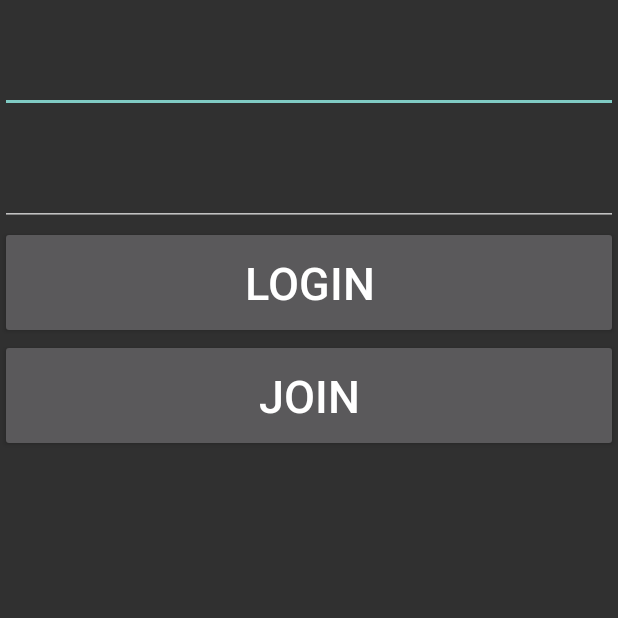
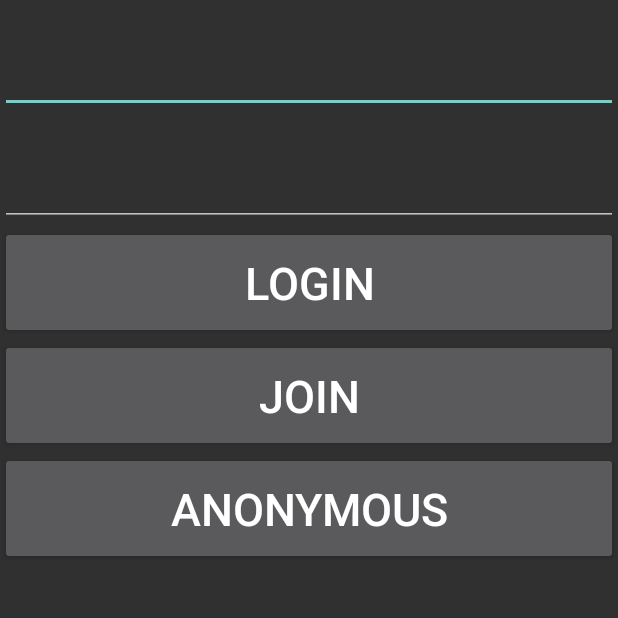
Before and after one commit to regularPark/FitdBack_04, an Android app: the screen it shows after launch (CameraActivity), after a tap on "LOGIN", on a phone screen of 412 x 824 dp, the top half of it. Run offline under Robolectric (Android 15) with nearby library versions, the phone set to English and light mode, and no system bars; libraries missing offline, so code that uses them is left out: androidx.legacy.app, org.opencv.android; 2 statements that could not run were skipped.

Commit message:
변경: Login 액티비티, 레이아웃 (Anonymous 추가)

```diff
--- a/app/src/main/java/com/fitdback/userinterface/TestLoginActivity.kt
+++ b/app/src/main/java/com/fitdback/userinterface/TestLoginActivity.kt
@@ -6,6 +6,7 @@ import android.os.Bundle
 import android.util.Log
 import android.widget.Button
 import android.widget.EditText
+import android.widget.Toast
 import com.fitdback.posedetection.CameraActivity
 import com.fitdback.posedetection.R
 
@@ -17,9 +18,10 @@ class TestLoginActivity : AppCompatActivity() {
         setContentView(R.layout.activity_test_login)
 
         val btnLogin = findViewById<Button>(R.id.btnLogin)
-        var btnjoin = findViewById<Button>(R.id.btnJoin)
+        val btnjoin = findViewById<Button>(R.id.btnJoin)
+        val btnAnonymousLogin = findViewById<Button>(R.id.btnAnonymousLogin)
 
-        var toCameraIntent = Intent(this, CameraActivity::class.java)
+        val toCameraIntent = Intent(this, CameraActivity::class.java)
 
         btnLogin.setOnClickListener {
 
@@ -33,5 +35,11 @@ class TestLoginActivity : AppCompatActivity() {
 
         }
 
+        btnAnonymousLogin.setOnClickListener{
+
+            Toast.makeText(this, "Anonymous Login", Toast.LENGTH_LONG).show()
+
+        }
+
     }
 }
--- a/app/src/main/res/layout/activity_test_login.xml
+++ b/app/src/main/res/layout/activity_test_login.xml
@@ -31,4 +31,11 @@
         android:text="Join"
         android:textSize="30sp" />
 
+    <Button
+        android:id="@+id/btnAnonymousLogin"
+        android:layout_width="match_parent"
+        android:layout_height="75dp"
+        android:text="Anonymous"
+        android:textSize="30sp" />
+
 </LinearLayout>
```
